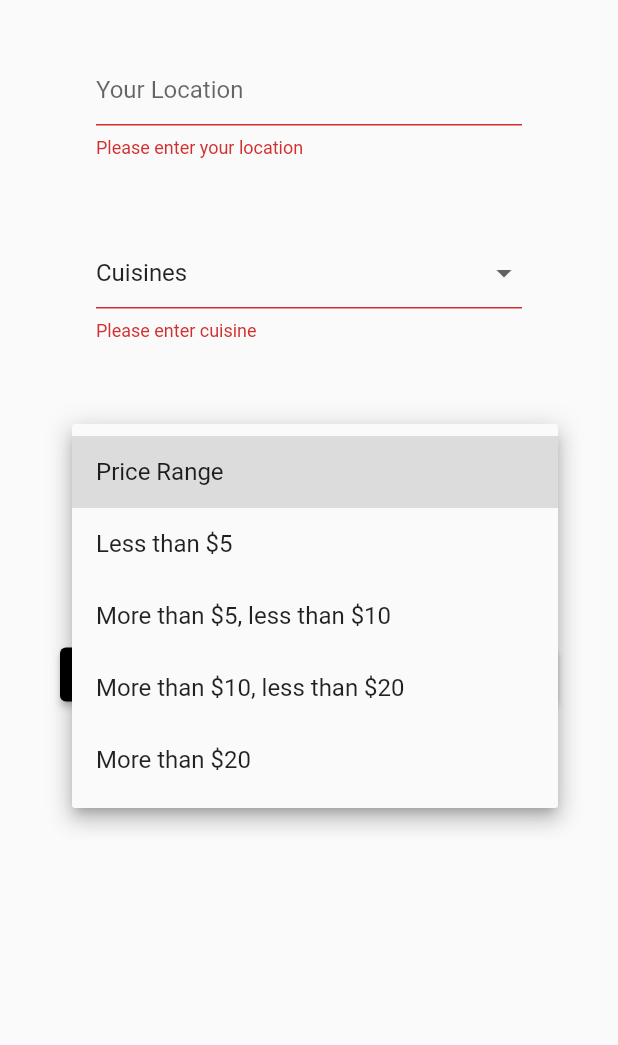
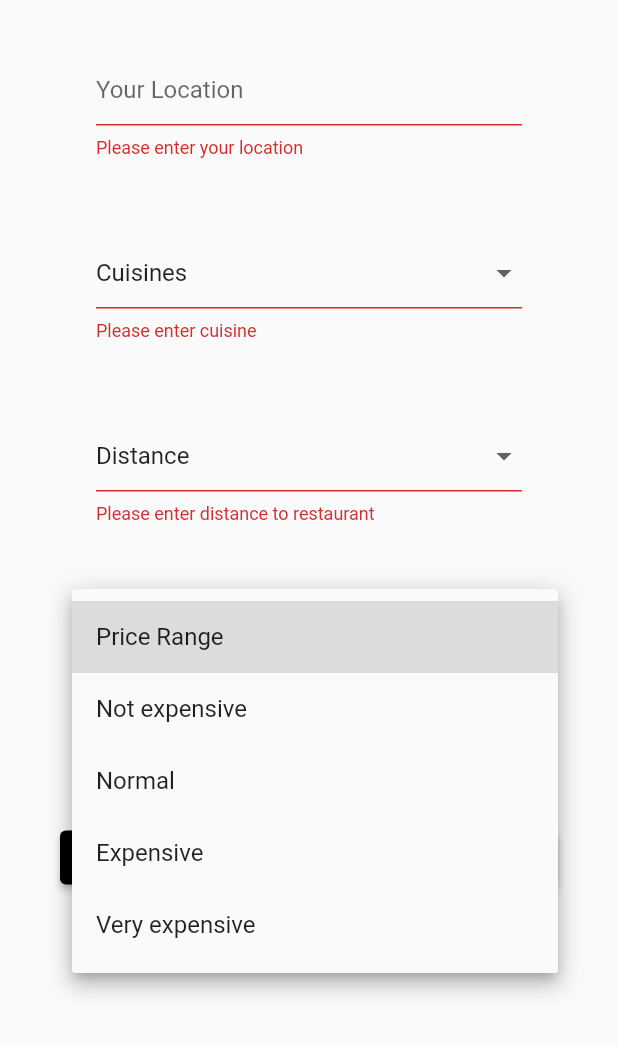
Before and after one commit to benluiwj/FoodTheBill, a Flutter app: the screen it shows after launch, after a tap on "HELP ME!!", after a tap on "Price Range", on a phone screen of 412 x 824 dp, the part 191-1236 px from its top. Run offline on Flutter 3.47's test engine with Material 2 defaults, Android fonts, the phone set to English and light mode, and no system bars; missing offline and left inert: google_maps_webservice.

```diff
--- a/FoodTheBill/lib/main.dart
+++ b/FoodTheBill/lib/main.dart
@@ -1,5 +1,4 @@
 import 'package:flutter/material.dart';
-import 'package:milestone1/src/Secondpage/SecondPage.dart';
 import 'src/Firstpage/firstpage.dart';
 
 void main() {
@@ -17,11 +16,7 @@ class AppState extends State<App> {
   @override
   Widget build(BuildContext context) {
     return MaterialApp(
-      initialRoute: '/',
-      routes: {
-        '/': (context) => FirstPage(),
-        '/second': (context) => SecondPage()
-      },
+      home: FirstPage(),
     );
   }
 }
--- /dev/null
+++ b/FoodTheBill/lib/src/HomePageForm/Distances.dart
@@ -0,0 +1,37 @@
+class Distances {
+  List<String>? distances;
+  String? curr;
+  String placeHolder = 'Distance';
+  final String nearest = '1km to 3km';
+  final String nearer = '4km to 6km';
+  final String near = '7km to 9km';
+  final String far = 'Up to 10km';
+  final int nearestDist = 3000;
+  final int nearerDist = 6000;
+  final int nearDist = 9000;
+  final int farDist = 10000;
+  Map<String, int>? distanceTable;
+
+  Distances() {
+    distances = [placeHolder, nearest, nearer, near, far];
+    distanceTable = {
+      nearest: nearestDist,
+      nearer: nearerDist,
+      near: nearDist,
+      far: farDist
+    };
+    curr = placeHolder;
+  }
+
+  List<String>? getDistances() {
+    return distances;
+  }
+
+  String? getCurr() {
+    return curr;
+  }
+
+  int getDistance() {
+    return distanceTable![curr]!;
+  }
+}
--- a/FoodTheBill/lib/src/HomePageForm/FoodQuery.dart
+++ b/FoodTheBill/lib/src/HomePageForm/FoodQuery.dart
@@ -1,3 +1,5 @@
+import 'package:milestone1/src/HomePageForm/Distances.dart';
+
 import './Cuisines.dart';
 import './PriceRanges.dart';
 
@@ -7,10 +9,13 @@ class FoodQuery {
   Cuisines? cuisineChoices = Cuisines();
   PriceRanges? price;
   PriceRanges? priceRanges = PriceRanges();
+  Distances? distance;
+  Distances? distanceRanges = Distances();
 
-  FoodQuery({this.location, this.cuisine, this.price}) {
+  FoodQuery({this.location, this.cuisine, this.distance, this.price}) {
     this.cuisine = cuisineChoices;
     this.price = priceRanges;
+    this.distance = distanceRanges;
   }
 
   void setLocation(String location) {
@@ -25,6 +30,10 @@ class FoodQuery {
     this.price!.curr = priceRange;
   }
 
+  void setDistance(String distance) {
+    this.distance!.curr = distance;
+  }
+
   @override
   String toString() {
     return "Location: $location \n Cuisine: ${cuisine!.curr} \n Price Range: ${price!.curr}";
--- a/FoodTheBill/lib/src/HomePageForm/HomePageFormState.dart
+++ b/FoodTheBill/lib/src/HomePageForm/HomePageFormState.dart
@@ -1,16 +1,19 @@
 import 'package:flutter/material.dart';
-import '../SecondPage/recommended.dart';
+import 'package:milestone1/src/Secondpage/Body.dart';
 import './FoodQuery.dart';
 import 'HomePageForm.dart';
-import 'Cuisines.dart';
-import 'PriceRanges.dart';
 
 class HomePageFormState extends State<HomePageForm> {
   final _formKey = GlobalKey<FormState>();
-  final List<String> _inputs = ['Your Location', 'Cuisine', 'Price Range'];
+  final List<String> _inputs = [
+    'Your Location',
+    'Cuisine',
+    'Distance to restaurant',
+    'Price Range'
+  ];
   final formFieldController = TextEditingController();
-  Cuisines cuisines = Cuisines();
-  PriceRanges price = PriceRanges();
+  //Cuisines cuisines = Cuisines();
+  //PriceRanges price = PriceRanges();
   FoodQuery _query = new FoodQuery();
 
   @override
@@ -44,8 +47,11 @@ class HomePageFormState extends State<HomePageForm> {
     List<String>? res;
     if (val == 'Cuisine') {
       res = _query.cuisine!.getCuisines()!;
-    } else
+    } else if (val == 'Price Range') {
       res = _query.price!.getPrices()!;
+    } else {
+      res = _query.distance!.getDistances()!;
+    }
 
     String dropDownValue = res.elementAt(0);
 
@@ -66,8 +72,10 @@ class HomePageFormState extends State<HomePageForm> {
                   });
                   if (val == 'Cuisine')
                     _query.setCuisine(dropDownValue);
+                  else if (val == 'Price Range')
+                    _query.setPrice(dropDownValue);
                   else
-                    _query.setPrice(dropDownValue);
+                    _query.setDistance(dropDownValue);
                 },
                 items: res.map<DropdownMenuItem<String>>((String value) {
                   return DropdownMenuItem<String>(
@@ -101,9 +109,10 @@ class HomePageFormState extends State<HomePageForm> {
               Navigator.push(
                 context,
                 MaterialPageRoute(builder: (context) {
-                  return Recommended(
+                  /*return Recommended(
                     query: _query,
-                  );
+                  );*/
+                  return Body(query: _query);
                   //return GoNext();
                 }),
               );
@@ -121,6 +130,7 @@ class HomePageFormState extends State<HomePageForm> {
             formField(_inputs[0]),
             dropDownField(_inputs[1]),
             dropDownField(_inputs[2]),
+            dropDownField(_inputs[3]),
             submitButton(),
           ],
         ));
--- a/FoodTheBill/lib/src/HomePageForm/PriceRanges.dart
+++ b/FoodTheBill/lib/src/HomePageForm/PriceRanges.dart
@@ -2,14 +2,14 @@ class PriceRanges {
   List<String>? pricerange;
   String? curr;
   String placeHolder = "Price Range";
-  String cheapest = "Less than \$5";
-  String cheaper = "More than \$5, less than \$10";
-  String cheap = "More than \$10, less than \$20";
-  String expensive = "More than \$20";
+  String cheapest = "Not expensive";
+  String cheaper = "Normal";
+  String cheap = "Expensive";
+  String expensive = "Very expensive";
 
   PriceRanges() {
     pricerange = [placeHolder, cheapest, cheaper, cheap, expensive];
-    curr = null;
+    curr = placeHolder;
   }
   List<String>? getPrices() {
     return pricerange;
@@ -18,4 +18,8 @@ class PriceRanges {
   String? getCurr() {
     return curr;
   }
+
+  int getPriceLevel() {
+    return pricerange!.indexOf(curr!);
+  }
 }
--- a/FoodTheBill/pubspec.yaml
+++ b/FoodTheBill/pubspec.yaml
@@ -25,6 +25,7 @@ dependencies:
     sdk: flutter
   provider: ^5.0.0
   google_maps_webservice: ^0.0.20-nullsafety.5
+  url_launcher: ^6.0.9
 
 
   # The following adds the Cupertino Icons font to your application.
@@ -45,6 +46,9 @@ flutter:
   # included with your application, so that you can use the icons in
   # the material Icons class.
   uses-material-design: true
+
+  assets:
+    - assets/
 
   # To add assets to your application, add an assets section, like this:
   # assets:
```
Also changed, not shown: FoodTheBill/lib/SizeConfig.dart (added, +47 -0 lines), FoodTheBill/lib/src/ErrorPage.dart (added, +15 -0 lines), FoodTheBill/lib/src/Secondpage/Body.dart (added, +28 -0 lines), FoodTheBill/lib/src/Secondpage/Header.dart (added, +40 -0 lines), FoodTheBill/lib/src/Secondpage/Recommended.dart (+76 -27 lines), FoodTheBill/lib/src/Secondpage/SecondPage.dart (deleted, +0 -12 lines), FoodTheBill/lib/src/Secondpage/SecondScreen.dart (added, +12 -0 lines), FoodTheBill/lib/src/Secondpage/backpage.dart (deleted, +0 -27 lines), FoodTheBill/assets/Indian food cover.jpg (added), FoodTheBill/assets/chinese food cover.jpg (added), FoodTheBill/assets/malay food cover.jpg (added), FoodTheBill/assets/western food cover.jpg (added), FoodTheBill/pubspec.lock, 4 other files.
